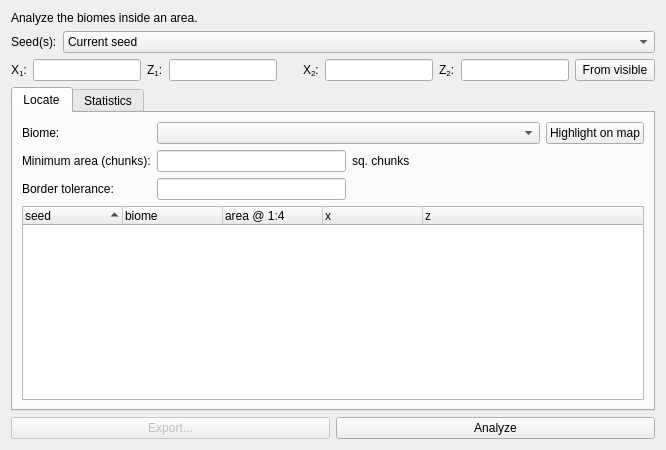
Before: the Qt Designer form src/tabbiomes.ui in DUzzL/Seed-Atlas, drawn with Qt 5.
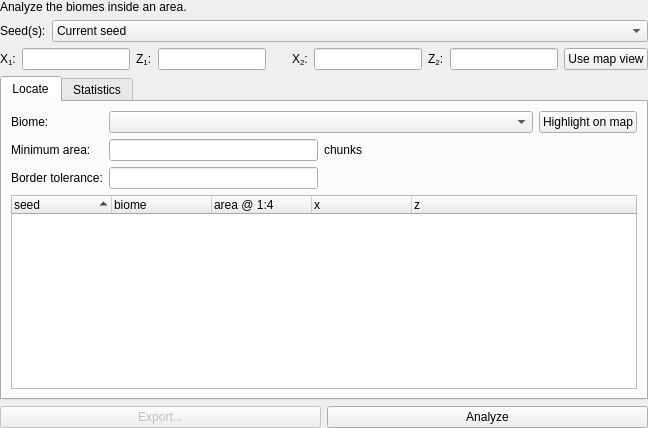
After: the same form once the commit is applied. Custom widgets are drawn as their Qt base class.

What changed in the file:
```diff
--- a/src/tabbiomes.ui
+++ b/src/tabbiomes.ui
@@ -6,6 +6,18 @@
    <string>Form</string>
   </property>
   <layout class="QGridLayout" name="gridLayout">
+   <property name="leftMargin">
+    <number>0</number>
+   </property>
+   <property name="topMargin">
+    <number>0</number>
+   </property>
+   <property name="rightMargin">
+    <number>0</number>
+   </property>
+   <property name="bottomMargin">
+    <number>0</number>
+   </property>
    <item row="0" column="0" colspan="2">
     <widget class="QLabel" name="labelDescription">
      <property name="text">
@@ -160,7 +172,7 @@
      <item row="0" column="1">
       <widget class="QPushButton" name="buttonFromVisible">
        <property name="text">
-        <string>From visible</string>
+        <string>Use map view</string>
        </property>
       </widget>
      </item>
@@ -189,7 +201,7 @@
           <string>&lt;html&gt;&lt;head/&gt;&lt;body&gt;&lt;p&gt;Minimum total biome area in 16x16-block chunks&lt;/p&gt;&lt;/body&gt;&lt;/html&gt;</string>
          </property>
          <property name="text">
-          <string>Minimum area (chunks):</string>
+          <string>Minimum area:</string>
          </property>
         </widget>
        </item>
@@ -209,7 +221,7 @@
           </sizepolicy>
          </property>
          <property name="text">
-          <string>sq. chunks</string>
+          <string>chunks</string>
          </property>
         </widget>
        </item>
```
Left out of the diff: 19 changed lines with no effect on the pictures.
